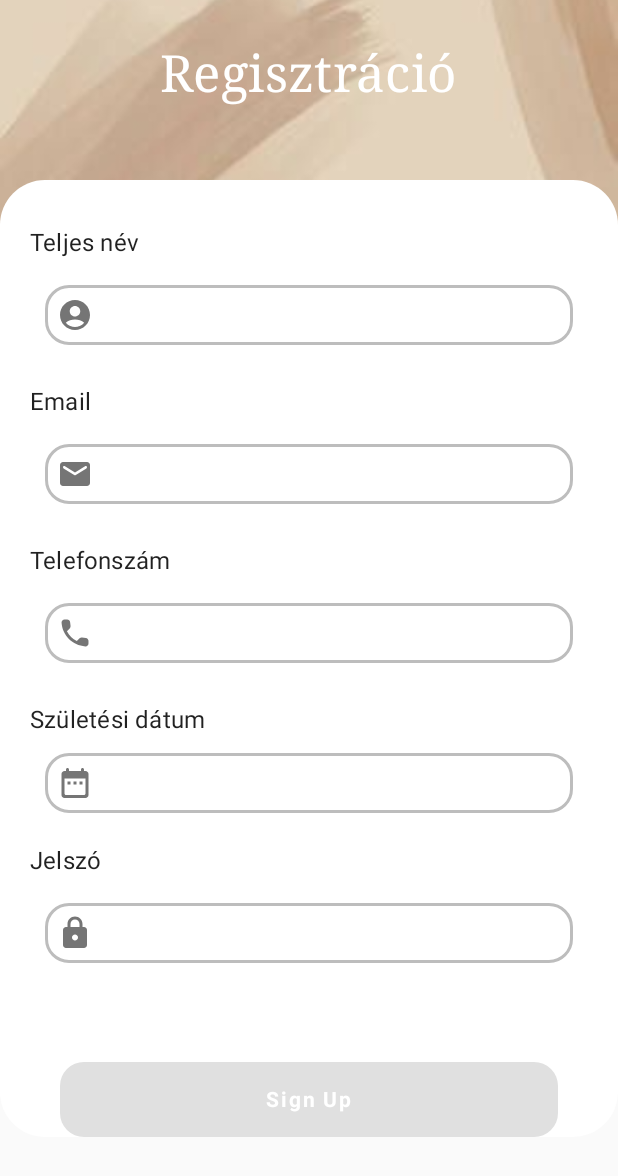
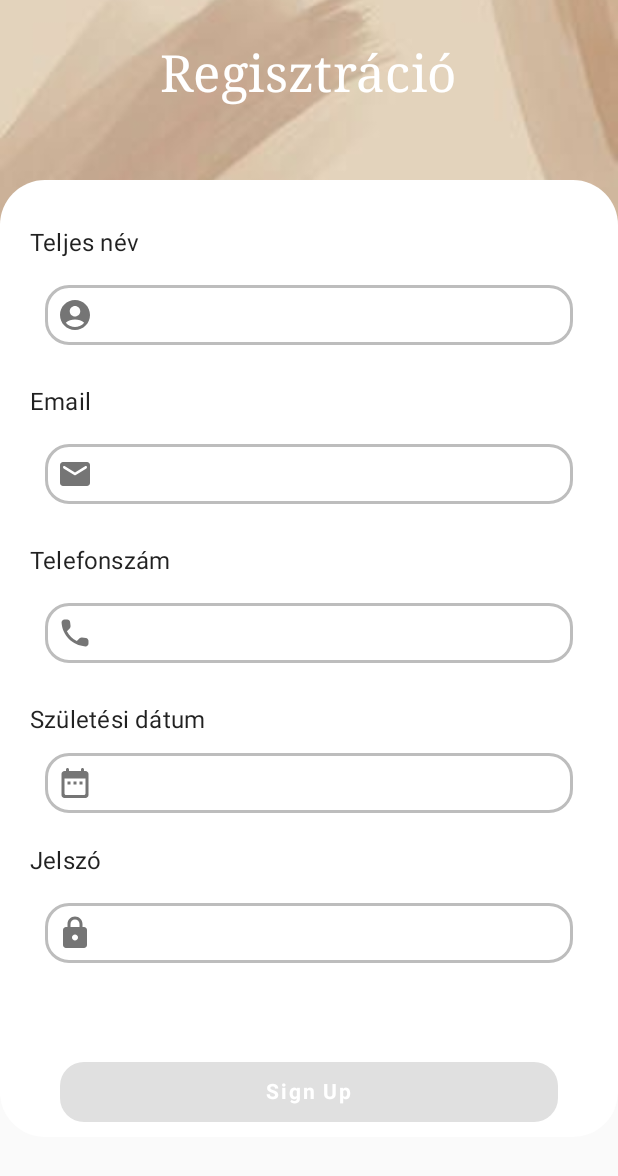
Before and after one commit to dorinaorova/Restaurant_app, an Android app built with Jetpack Compose: the SignUpScreen screen opened through its navigation route, on a phone screen of 412 x 824 dp. Shown: the top 1176 px of the screen. Run offline under Robolectric (Android 15) with nearby library versions, the phone set to English and light mode, and no system bars.

Commit message:
navigation fixed

```diff
--- a/app/src/main/java/com/example/restuarantfinder/api/ReservationApi.kt
+++ b/app/src/main/java/com/example/restuarantfinder/api/ReservationApi.kt
@@ -19,9 +19,6 @@ interface ReservationApi {
     @POST("save/{userId}/{restaurantId}")
     abstract fun saveReservation(@Path("userId") userId: Long, @Path("restaurantId") restaurantId: Long, @Body reservation: Reservation) : Call<Reservation?>?
 
-    @DELETE("delete/{id}")
-    abstract fun deleteReservation(@Path("id") id: Long) : Call<Any>?
-
     companion object {
         var apiService: ReservationApi? = null
         fun getInstance(): ReservationApi {
--- a/app/src/main/java/com/example/restuarantfinder/screen/HomeScreen.kt
+++ b/app/src/main/java/com/example/restuarantfinder/screen/HomeScreen.kt
@@ -59,8 +59,6 @@ import retrofit2.converter.gson.GsonConverterFactory
 
 private var email = ""
 private var password =""
-private var success = false
-private var userId =  0L
 private val vm = LoginViewModel()
 
 @Composable
@@ -70,9 +68,8 @@ fun HomeScreen( navController: NavController) {
         Image(
             painterResource(id = R.drawable.background),
             contentDescription = null,
-            contentScale = ContentScale.Crop,
-            modifier = Modifier
-                .fillMaxHeight()
+            modifier = Modifier.fillMaxSize(),
+            contentScale = ContentScale.FillBounds
         )
         Column(
             modifier = Modifier.fillMaxSize(),
--- a/app/src/main/java/com/example/restuarantfinder/screen/RestaurantScreen.kt
+++ b/app/src/main/java/com/example/restuarantfinder/screen/RestaurantScreen.kt
@@ -109,7 +109,7 @@ fun Body(scroll: ScrollState, navController: NavController){
                         modifier = Modifier.padding(horizontal = 30.dp)
                     )
                     Row(modifier = Modifier
-                        .height(10.dp)
+                        .height(18.dp)
                         .padding(top = 8.dp)) {
                         if (vm.restaurant.types != null) {
                             if (vm.restaurant.types!!.contains(TypeEnum.VEGAN)) {
--- a/app/src/main/java/com/example/restuarantfinder/screen/SingUpScreen.kt
+++ b/app/src/main/java/com/example/restuarantfinder/screen/SingUpScreen.kt
@@ -57,7 +57,7 @@ private var email = mutableStateOf("")
 private var phone = mutableStateOf("")
 private var password = mutableStateOf("")
 private var date = mutableStateOf("")
-var enabled = mutableStateOf(name.value.isNotEmpty() && email.value.isNotEmpty() && phone.value.isNotEmpty() && password.value.isNotEmpty())
+private var enabled = mutableStateOf(name.value.isNotEmpty() && email.value.isNotEmpty() && phone.value.isNotEmpty() && password.value.isNotEmpty())
 private var vm = SignUpViewModel()
 
 @Composable
@@ -130,7 +130,8 @@ private fun Datas(scroll : ScrollState, navController: NavController){
                     colors = ButtonDefaults.buttonColors(backgroundColor = colorResource(id = R.color.dark_primary)),
                     modifier = Modifier
                         .fillMaxWidth()
-                        .height(50.dp),
+                        .height(50.dp)
+                        .padding(bottom = 10.dp),
                     enabled = enabled.value
 
                 ) {
--- a/app/src/main/java/com/example/restuarantfinder/screen/navbar/NavBar.kt
+++ b/app/src/main/java/com/example/restuarantfinder/screen/navbar/NavBar.kt
@@ -45,7 +45,7 @@ fun NavBar(navController: NavController){
 
             NavigationBarItem(
                 selected = selected,
-                onClick = { navController.navigate(item.route) },
+                onClick = { navController.navigate(item.route) { launchSingleTop = true }},
                 icon = {
                     Icon(
                         imageVector = item.icon,
--- a/app/src/main/java/com/example/restuarantfinder/viewmodel/RestaurantListViewModel.kt
+++ b/app/src/main/java/com/example/restuarantfinder/viewmodel/RestaurantListViewModel.kt
@@ -84,7 +84,7 @@ class RestaurantListViewModel: ViewModel() {
         }else if(name.contentEquals("Állatbarát")){
             if(filters.contains(TypeEnum.PET)) filters.remove(TypeEnum.PET)
             else filters.add(TypeEnum.PET)
-        }else if(name.contentEquals("Kavázó")){
+        }else if(name.contentEquals("Kávézó")){
             if(filters.contains(TypeEnum.CAFE)) filters.remove(TypeEnum.CAFE)
             else filters.add(TypeEnum.CAFE)
         }else{
--- a/app/src/main/java/com/example/restuarantfinder/viewmodel/SignUpViewModel.kt
+++ b/app/src/main/java/com/example/restuarantfinder/viewmodel/SignUpViewModel.kt
@@ -3,6 +3,7 @@ package com.example.restuarantfinder.viewmodel
 import android.content.Context
 import android.content.SharedPreferences
 import android.util.Log
+import android.widget.Toast
 import androidx.compose.runtime.getValue
 import androidx.compose.runtime.mutableStateOf
 import androidx.compose.runtime.setValue
@@ -35,6 +36,7 @@ class SignUpViewModel : ViewModel() {
                     editor.commit()
                 }
                 else{
+                    Toast.makeText(context, "Ezzel az email-címmel már létezik regisztrált felhasználó", Toast.LENGTH_SHORT ).show()
                     Log.d("HIBA ", response?.code().toString())
                 }
             }catch(e: java.lang.Exception){
--- a/app/src/main/res/values/strings.xml
+++ b/app/src/main/res/values/strings.xml
@@ -1,4 +1,5 @@
 <resources>
     <string name="app_name">RESTing</string>
     <string name="title_activity_restaurant_list">RestaurantListActivity</string>
+    <string name="base_url">http://152.66.183.24:8080/</string>
 </resources>
```
Also changed, not shown: app/src/main/java/com/example/restuarantfinder/api/UserApi.kt (+3 -6 lines), app/src/main/java/com/example/restuarantfinder/screen/ProfileScreen.kt (+0 -11 lines), app/src/main/java/com/example/restuarantfinder/screen/ReservationScreen.kt (+14 -9 lines), app/src/main/java/com/example/restuarantfinder/viewmodel/ProfileViewModel.kt (+0 -27 lines).
